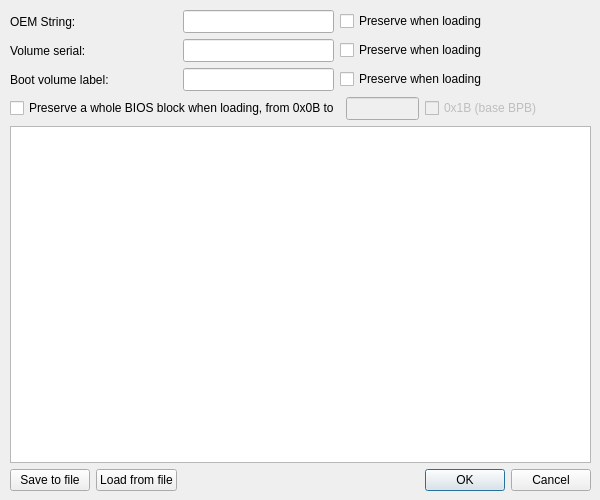
Qt form LinImaMT/bootsector.ui (MCbx/linimamt) before a commit.
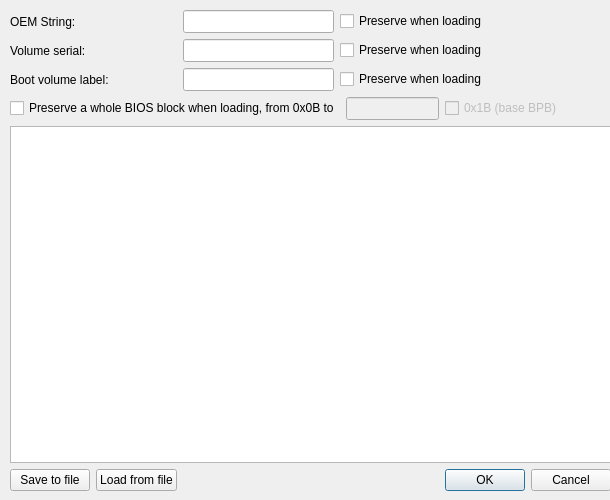
The same form after that commit.

Diff of the .ui file:
```diff
--- a/LinImaMT/bootsector.ui
+++ b/LinImaMT/bootsector.ui
@@ -6,35 +6,47 @@
    <rect>
     <x>0</x>
     <y>0</y>
-    <width>600</width>
+    <width>610</width>
     <height>500</height>
    </rect>
   </property>
+  <property name="sizePolicy">
+   <sizepolicy hsizetype="Preferred" vsizetype="Preferred">
+    <horstretch>0</horstretch>
+    <verstretch>0</verstretch>
+   </sizepolicy>
+  </property>
   <property name="minimumSize">
    <size>
-    <width>600</width>
+    <width>610</width>
     <height>500</height>
    </size>
   </property>
   <property name="maximumSize">
    <size>
-    <width>600</width>
+    <width>610</width>
     <height>500</height>
    </size>
   </property>
   <property name="windowTitle">
    <string>Boot sector properties</string>
   </property>
-  <widget class="QWidget" name="">
+  <property name="sizeGripEnabled">
+   <bool>false</bool>
+  </property>
+  <widget class="QWidget" name="layoutWidget">
    <property name="geometry">
     <rect>
      <x>10</x>
      <y>10</y>
-     <width>581</width>
+     <width>601</width>
      <height>481</height>
     </rect>
    </property>
-   <layout class="QGridLayout" name="gridLayout">
+   <layout class="QGridLayout" name="gridLayout" rowstretch="0,0,0,0,0,0" columnstretch="0,0,0,0,0,0">
+    <property name="sizeConstraint">
+     <enum>QLayout::SetMinAndMaxSize</enum>
+    </property>
     <item row="0" column="0" colspan="2">
      <widget class="QLabel" name="label">
       <property name="text">
```
